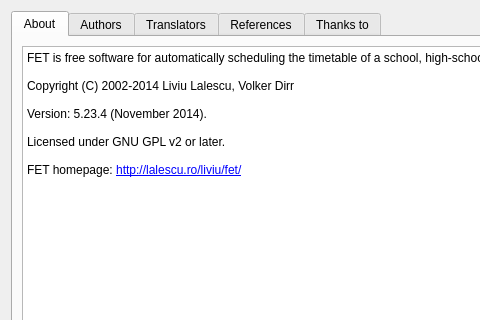
vanyog/FET, file src/interface/helpaboutform_template.ui: the form before one commit; both pictures show x 0 to 480 and y 0 to 320 of the 690 by 430 pixel window.
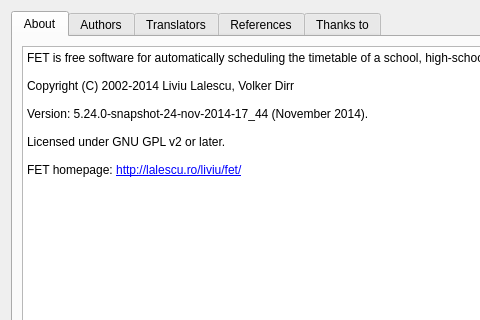
The form after the commit.

Diff of the .ui file:
```diff
--- a/src/interface/helpaboutform_template.ui
+++ b/src/interface/helpaboutform_template.ui
@@ -53,7 +53,7 @@
 &lt;p style=&quot;-qt-paragraph-type:empty; margin-top:0px; margin-bottom:0px; margin-left:0px; margin-right:0px; -qt-block-indent:0; text-indent:0px; font-family:'Sans Serif'; font-size:9pt;&quot;&gt;&lt;br /&gt;&lt;/p&gt;
 &lt;p style=&quot; margin-top:0px; margin-bottom:0px; margin-left:0px; margin-right:0px; -qt-block-indent:0; text-indent:0px;&quot;&gt;&lt;span style=&quot; font-family:'Sans Serif'; font-size:9pt;&quot;&gt;Copyright (C) 2002-2014 Liviu Lalescu, Volker Dirr&lt;/span&gt;&lt;/p&gt;
 &lt;p style=&quot;-qt-paragraph-type:empty; margin-top:0px; margin-bottom:0px; margin-left:0px; margin-right:0px; -qt-block-indent:0; text-indent:0px; font-family:'Sans Serif'; font-size:9pt;&quot;&gt;&lt;br /&gt;&lt;/p&gt;
-&lt;p style=&quot; margin-top:0px; margin-bottom:0px; margin-left:0px; margin-right:0px; -qt-block-indent:0; text-indent:0px;&quot;&gt;&lt;span style=&quot; font-family:'Sans Serif'; font-size:9pt;&quot;&gt;Version: 5.23.4 (November 2014).&lt;/span&gt;&lt;/p&gt;
+&lt;p style=&quot; margin-top:0px; margin-bottom:0px; margin-left:0px; margin-right:0px; -qt-block-indent:0; text-indent:0px;&quot;&gt;&lt;span style=&quot; font-family:'Sans Serif'; font-size:9pt;&quot;&gt;Version: 5.24.0-snapshot-24-nov-2014-17_44 (November 2014).&lt;/span&gt;&lt;/p&gt;
 &lt;p style=&quot;-qt-paragraph-type:empty; margin-top:0px; margin-bottom:0px; margin-left:0px; margin-right:0px; -qt-block-indent:0; text-indent:0px; font-family:'Sans Serif'; font-size:9pt;&quot;&gt;&lt;br /&gt;&lt;/p&gt;
 &lt;p style=&quot; margin-top:0px; margin-bottom:0px; margin-left:0px; margin-right:0px; -qt-block-indent:0; text-indent:0px;&quot;&gt;&lt;span style=&quot; font-family:'Sans Serif'; font-size:9pt;&quot;&gt;Licensed under GNU GPL v2 or later.&lt;/span&gt;&lt;/p&gt;
 &lt;p style=&quot;-qt-paragraph-type:empty; margin-top:0px; margin-bottom:0px; margin-left:0px; margin-right:0px; -qt-block-indent:0; text-indent:0px; font-family:'Sans Serif'; font-size:9pt;&quot;&gt;&lt;br /&gt;&lt;/p&gt;
```
Left out of the diff: 2 changed lines with no effect on the pictures.
